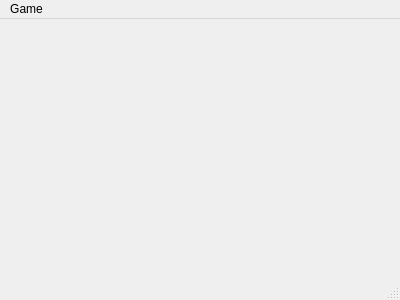
schuay/foop, file foop1/client/mainwindow.ui: the form before one commit.
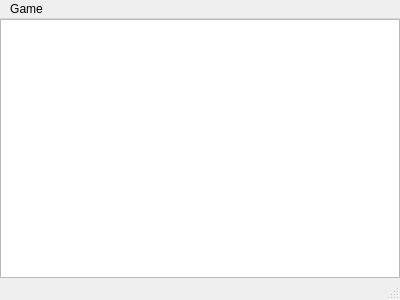
The form after the commit.

Commit message: Add a graphics view to the central layout

The edit to the form file:
```diff
--- a/foop1/client/mainwindow.ui
+++ b/foop1/client/mainwindow.ui
@@ -13,7 +13,32 @@
   <property name="windowTitle">
    <string>DSnake</string>
   </property>
-  <widget class="QWidget" name="centralWidget"/>
+  <widget class="QWidget" name="centralWidget">
+   <layout class="QHBoxLayout" name="horizontalLayout">
+    <property name="leftMargin">
+     <number>0</number>
+    </property>
+    <property name="topMargin">
+     <number>0</number>
+    </property>
+    <property name="rightMargin">
+     <number>0</number>
+    </property>
+    <property name="bottomMargin">
+     <number>0</number>
+    </property>
+    <item>
+     <widget class="QGraphicsView" name="graphicsView">
+      <property name="verticalScrollBarPolicy">
+       <enum>Qt::ScrollBarAlwaysOff</enum>
+      </property>
+      <property name="horizontalScrollBarPolicy">
+       <enum>Qt::ScrollBarAlwaysOff</enum>
+      </property>
+     </widget>
+    </item>
+   </layout>
+  </widget>
   <widget class="QMenuBar" name="menuBar">
    <property name="geometry">
     <rect>
```
